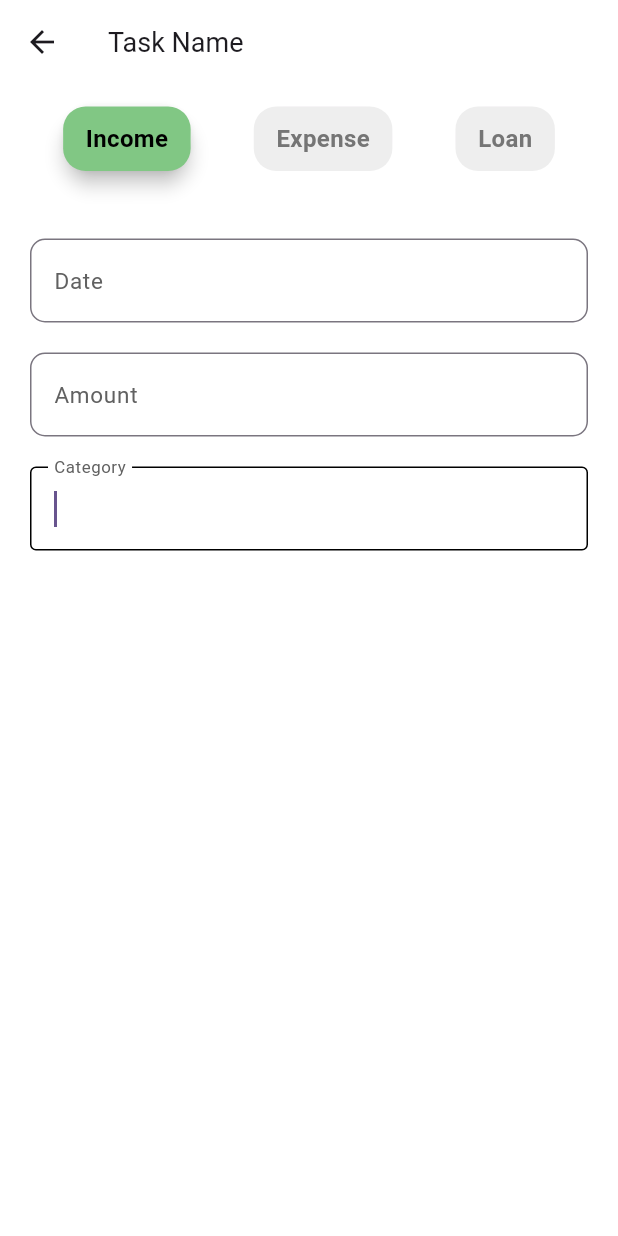
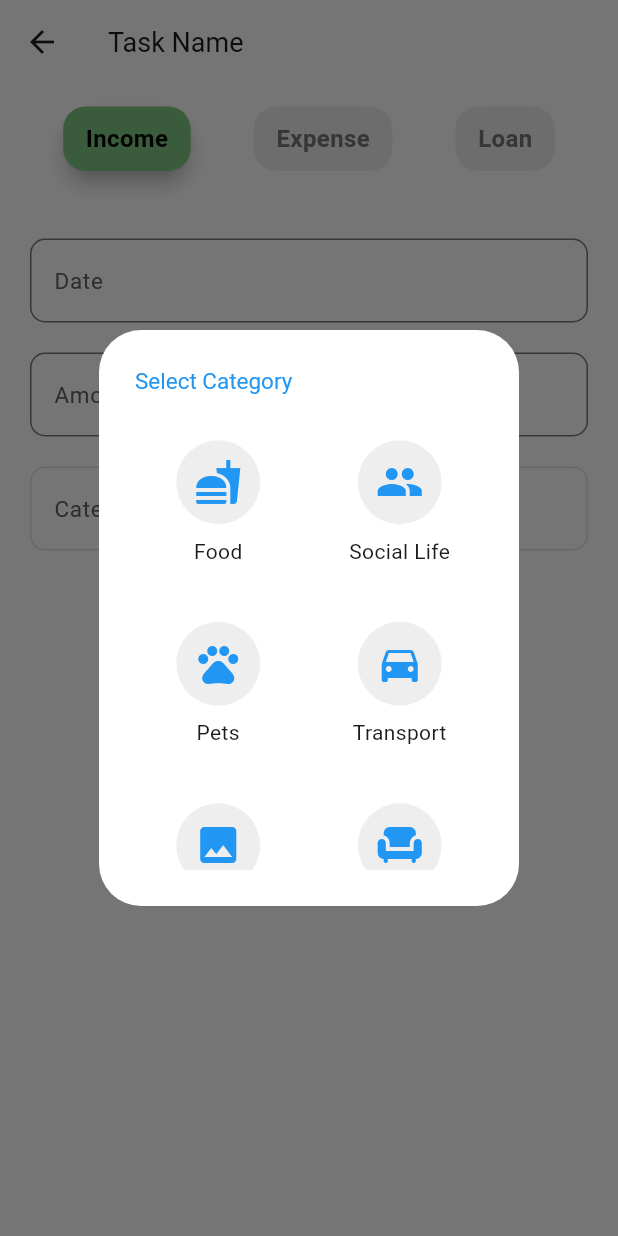
Before and after one commit to Dhruv-M-Sathavara/Money-Manager, a Flutter app: the Addtask screen opened directly, after a tap on "Category", on a phone screen of 412 x 824 dp. Run offline on Flutter 3.47's test engine with Material 3 defaults, Android fonts, the phone set to English and light mode, and no system bars.

Commit message:
nothing much

```diff
--- a/lib/functions/add.dart
+++ b/lib/functions/add.dart
@@ -8,109 +8,131 @@ class Addtask extends StatefulWidget {
 }
 
 class _AddtaskState extends State<Addtask> {
-  bool Income = true,Expense = false , Loan = false;
+  bool Income = true, Expense = false, Loan = false;
+  String selectedCategory = "";
+
+  final List<Map<String, dynamic>> categories = [
+    {"icon": Icons.fastfood, "label": "Food"},
+    {"icon": Icons.people, "label": "Social Life"},
+    {"icon": Icons.pets, "label": "Pets"},
+    {"icon": Icons.directions_car, "label": "Transport"},
+    {"icon": Icons.image, "label": "Culture"},
+    {"icon": Icons.chair, "label": "Household"},
+    {"icon": Icons.checkroom, "label": "Apparel"},
+    {"icon": Icons.brush, "label": "Beauty"},
+    {"icon": Icons.health_and_safety, "label": "Health"},
+    {"icon": Icons.book, "label": "Education"},
+    {"icon": Icons.card_giftcard, "label": "Gift"},
+    {"icon": Icons.category, "label": "Other"},
+  ];
+
   @override
   Widget build(BuildContext context) {
     return Scaffold(
-      appBar: AppBar(backgroundColor: Colors.white,
-        title: const Text('Task Name',style: TextStyle(fontSize: 18),),
+      appBar: AppBar(
+        backgroundColor: Colors.white,
+        title: const Text(
+          'Task Name',
+          style: TextStyle(fontSize: 18),
+        ),
       ),
       body: Container(
-        padding: EdgeInsets.symmetric(vertical: 15),
+        padding: const EdgeInsets.symmetric(vertical: 15),
         color: Colors.white,
         child: Column(
           children: [
             Row(
               mainAxisAlignment: MainAxisAlignment.spaceEvenly,
-
               children: [
-                categorybutton("Income",Income, Colors.green.shade300),
-                categorybutton("Expense",Expense, Colors.red.shade300),
-                categorybutton("Loan", Loan, Colors.blue.shade300)
+                categorybutton("Income", Income, Colors.green.shade300),
+                categorybutton("Expense", Expense, Colors.red.shade300),
+                categorybutton("Loan", Loan, Colors.blue.shade300),
               ],
             ),
-            SizedBox(height: 25,),
+            const SizedBox(height: 25),
             Container(
-              padding: EdgeInsets.all(20),
-              child: TextField(decoration: InputDecoration(
-                labelText: "Date",
-                labelStyle: TextStyle(fontSize: 15,color: Colors.grey.shade700),
-                border: OutlineInputBorder(
-                  borderRadius: BorderRadius.circular(10)
+              padding: const EdgeInsets.all(20),
+              child: TextField(
+                decoration: InputDecoration(
+                  labelText: "Date",
+                  labelStyle:
+                      TextStyle(fontSize: 15, color: Colors.grey.shade700),
+                  border: OutlineInputBorder(
+                      borderRadius: BorderRadius.circular(10)),
+                  focusedBorder: const OutlineInputBorder(
+                      borderSide: BorderSide(width: 1)),
                 ),
-                focusedBorder: OutlineInputBorder(
-                  borderSide: BorderSide( width: 1)
-                )
-              ),
               ),
             ),
             Container(
-              padding: EdgeInsets.symmetric(horizontal: 20),
-              child: TextField(decoration: InputDecoration(
-                labelText: "Amount",
-                labelStyle: TextStyle(fontSize: 15,color: Colors.grey.shade700),
-                border: OutlineInputBorder(
-                  borderRadius: BorderRadius.circular(10)
+              padding: const EdgeInsets.symmetric(horizontal: 20),
+              child: TextField(
+                decoration: InputDecoration(
+                  labelText: "Amount",
+                  labelStyle:
+                      TextStyle(fontSize: 15, color: Colors.grey.shade700),
+                  border: OutlineInputBorder(
+                      borderRadius: BorderRadius.circular(10)),
+                  focusedBorder: const OutlineInputBorder(
+                      borderSide: BorderSide(width: 1)),
                 ),
-                focusedBorder: OutlineInputBorder(
-                  borderSide: BorderSide(width: 1)
-                )
-              ),),
+              ),
             ),
+            SizedBox(height: 20,),
+            GestureDetector(
+              onTap: () {
+                _showCategoryDialog();
+              },
+              child: Container(
+                padding: const EdgeInsets.symmetric(horizontal: 20),
+                child: TextField(
+                  enabled: false,
+                  decoration: InputDecoration(
+                    labelText: "Category",
+                    labelStyle: TextStyle(
+                        fontSize: 15, color: Colors.grey.shade700),
 
-            Container(
-              padding: EdgeInsets.symmetric(horizontal: 20,vertical: 20),
-              child: GestureDetector(
-                onTap: (){
-
-
-                },
-                child: TextField(decoration: InputDecoration(
-                  labelText: "Category",
-                  labelStyle: TextStyle(fontSize: 15, color:Colors.grey.shade700),
-                  border: OutlineInputBorder(
-                    borderRadius: BorderRadius.circular(10)
+                    border: OutlineInputBorder(
+                        borderRadius: BorderRadius.circular(10),),
+                    focusedBorder: const OutlineInputBorder(
+                        borderSide: BorderSide(width: 1)),
                   ),
-                  focusedBorder: OutlineInputBorder(
-                    borderSide: BorderSide(width: 1)
-                  )
-                ),),
+                  controller: TextEditingController(
+                      text: selectedCategory),
+                ),
               ),
-            )
+            ),
           ],
         ),
-      )
+      ),
     );
   }
 
-Widget categorybutton(String title,bool isSelected,Color color ){
+  Widget categorybutton(String title, bool isSelected, Color color) {
     return GestureDetector(
-      onTap: (){
-        if(title == "Income"){
+      onTap: () {
+        if (title == "Income") {
           Income = true;
           Expense = false;
           Loan = false;
-
         }
-        if(title == "Expense"){
+        if (title == "Expense") {
           Income = false;
           Expense = true;
           Loan = false;
         }
-        if(title == "Loan"){
+        if (title == "Loan") {
           Income = false;
           Expense = false;
           Loan = true;
         }
-        setState(() {
-
-        });
+        setState(() {});
       },
       child: Material(
         elevation: isSelected ? 5 : 0,
         borderRadius: BorderRadius.circular(20),
         child: Container(
-          padding: EdgeInsets.symmetric(horizontal: 15, vertical: 10),
+          padding: const EdgeInsets.symmetric(horizontal: 15, vertical: 10),
           decoration: BoxDecoration(
             color: isSelected ? color : Colors.grey.shade200,
             borderRadius: BorderRadius.circular(15),
@@ -126,6 +148,68 @@ Widget categorybutton(String title,bool isSelected,Color color ){
         ),
       ),
     );
+  }
+void _showCategoryDialog() {
+  showDialog(
+    context: context,
+    builder: (context) {
+      return AlertDialog(
+        backgroundColor: Colors.white,
+        title: Text(
+          "Select Category",
+          style: TextStyle(fontSize: 15, color: Colors.blue),
+        ),
+        content: SingleChildScrollView(
+          child: SizedBox(
+            height: 300,
+            child: GridView.builder(
+              gridDelegate: const SliverGridDelegateWithFixedCrossAxisCount(
+                crossAxisCount: 2,
+                crossAxisSpacing: 10,
+                mainAxisSpacing: 10,
+              ),
+              itemCount: categories.length,
+
+
+              itemBuilder: (context, index) {
+                return GestureDetector(
+                  onTap: () {
+                    setState(() {
+                      selectedCategory = categories[index]['label'];
+                    });
+                    Navigator.of(context).pop(); //
+                  },
+                  child: Column(
+                    mainAxisAlignment: MainAxisAlignment.center,
+                    children: [
+                      Container(
+                        padding: const EdgeInsets.all(12),
+                        decoration: BoxDecoration(
+                          color: Colors.grey.shade200,
+                          shape: BoxShape.circle,
+                        ),
+                        child: Icon(
+                          categories[index]['icon'],
+                          size: 32,
+                          color: Colors.blue,
+                        ),
+                      ),
+                      const SizedBox(height: 8),
+                      Text(
+                        categories[index]['label'],
+                        style: const TextStyle(fontSize: 14),
+                        textAlign: TextAlign.center,
+                      ),
+                    ],
+                  ),
+                );
+              },
+            ),
+          ),
+        ),
+      );
+    },
+  );
 }
 
 }
```
Also changed, not shown: flutter_01.png (added), lib/pages/add.dart (deleted).
